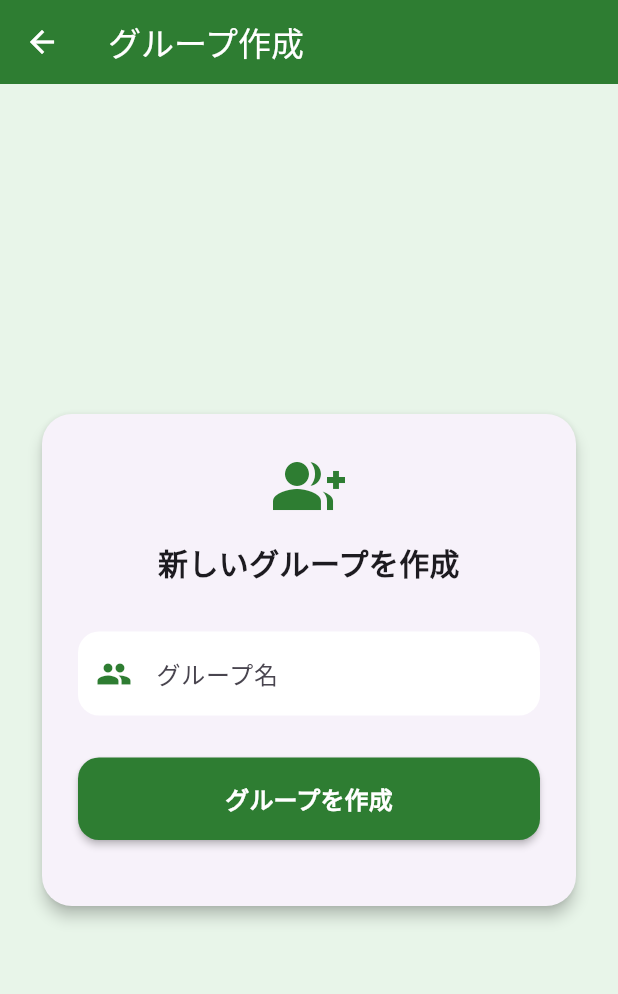
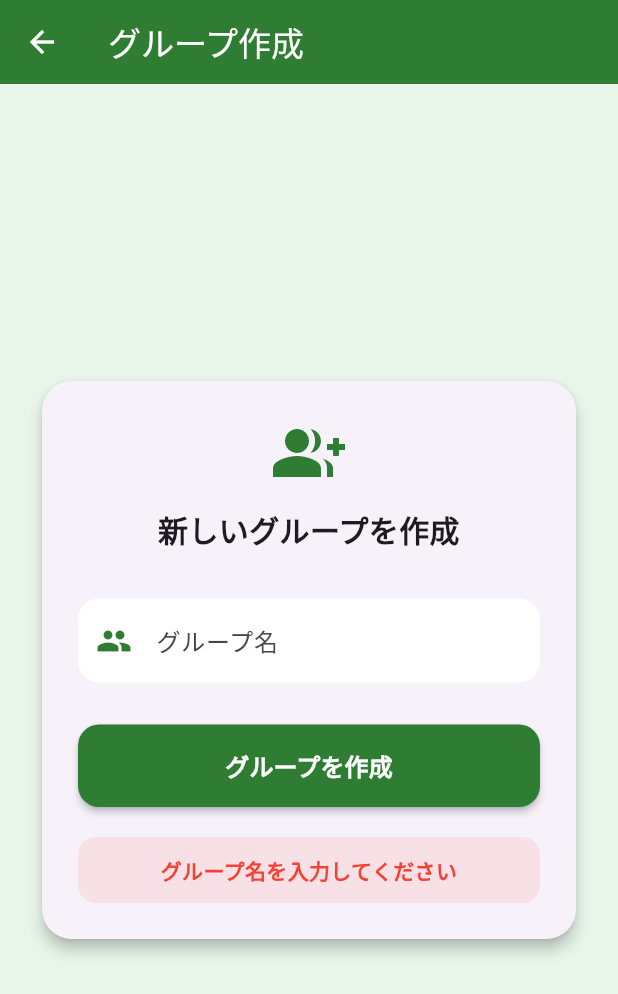
Before and after one commit to s-fujiiiiiiiii/safety, a Flutter app: the GroupCreatePage screen opened directly with empty values, after a tap on "グループを作成", on a phone screen of 412 x 824 dp. Shown: the top 994 px of the screen. Run offline on Flutter 3.47's test engine with Material 3 defaults, Android fonts, the phone set to English and light mode, and no system bars; our stand-ins replace flutter_map, latlong2.

```diff
--- a/frontend/lib/group_create_page.dart
+++ b/frontend/lib/group_create_page.dart
@@ -13,22 +13,61 @@ class GroupCreatePage extends StatefulWidget {
 class _GroupCreatePageState extends State<GroupCreatePage> {
   final ctrl = TextEditingController();
   String message = "";
+  bool loading = false;
 
   static const mainGreen = Color(0xFF2E7D32);
   static const lightGreen = Color(0xFFE8F5E9);
 
   Future<void> createGroup() async {
-    final res = await http.post(
-      Uri.parse("http://10.251.197.125:8000/api/create_group/"),
+    if (ctrl.text.isEmpty) {
+      setState(() => message = "グループ名を入力してください");
+      return;
+    }
+
+    setState(() {
+      loading = true;
+      message = "";
+    });
+
+    try {
+      final res = await http
+          .post(
+            Uri.parse("http://10.251.197.126:8000/api/create_group/"),
             headers: {"Content-Type": "application/json"},
             body: jsonEncode({
               "user_id": widget.userId,
               "group_name": ctrl.text,
             }),
-    );
+          )
+          .timeout(const Duration(seconds: 5));
 
       final data = jsonDecode(res.body);
-    setState(() => message = data["message"]);
+
+      if (!mounted) return;
+
+      setState(() {
+        message = data["message"] ?? "作成しました";
+        loading = false;
+      });
+
+      if (res.statusCode == 200 || res.statusCode == 201) {
+        Future.delayed(const Duration(milliseconds: 800), () {
+          Navigator.pop(context, true);
+        });
+      }
+    } catch (e) {
+      if (!mounted) return;
+      setState(() {
+        message = "通信エラーが発生しました";
+        loading = false;
+      });
+    }
+  }
+
+  @override
+  void dispose() {
+    ctrl.dispose();
+    super.dispose();
   }
 
   @override
@@ -53,9 +92,7 @@ class _GroupCreatePageState extends State<GroupCreatePage> {
               child: Column(
                 crossAxisAlignment: CrossAxisAlignment.stretch,
                 children: [
-                  // タイトル
-                  const Icon(Icons.group_add,
-                      size: 48, color: mainGreen),
+                  const Icon(Icons.group_add, size: 48, color: mainGreen),
                   const SizedBox(height: 12),
                   const Text(
                     "新しいグループを作成",
@@ -68,7 +105,6 @@ class _GroupCreatePageState extends State<GroupCreatePage> {
 
                   const SizedBox(height: 32),
 
-                  // グループ名入力
                   TextField(
                     controller: ctrl,
                     decoration: InputDecoration(
@@ -91,9 +127,8 @@ class _GroupCreatePageState extends State<GroupCreatePage> {
 
                   const SizedBox(height: 28),
 
-                  // 作成ボタン
                   ElevatedButton(
-                    onPressed: createGroup,
+                    onPressed: loading ? null : createGroup,
                     style: ElevatedButton.styleFrom(
                       backgroundColor: mainGreen,
                       foregroundColor: Colors.white,
@@ -103,7 +138,11 @@ class _GroupCreatePageState extends State<GroupCreatePage> {
                       ),
                       elevation: 2,
                     ),
-                    child: const Text(
+                    child: loading
+                        ? const CircularProgressIndicator(
+                            color: Colors.white,
+                          )
+                        : const Text(
                             "グループを作成",
                             style: TextStyle(
                               fontSize: 16,
@@ -114,12 +153,12 @@ class _GroupCreatePageState extends State<GroupCreatePage> {
 
                   const SizedBox(height: 20),
 
-                  // メッセージ
                   if (message.isNotEmpty)
                     Container(
                       padding: const EdgeInsets.all(12),
                       decoration: BoxDecoration(
-                        color: message.contains("成功")
+                        color: message.contains("成功") ||
+                                message.contains("作成")
                             ? Colors.green.withOpacity(0.1)
                             : Colors.red.withOpacity(0.1),
                         borderRadius: BorderRadius.circular(12),
@@ -128,7 +167,8 @@ class _GroupCreatePageState extends State<GroupCreatePage> {
                         message,
                         textAlign: TextAlign.center,
                         style: TextStyle(
-                          color: message.contains("成功")
+                          color: message.contains("成功") ||
+                                  message.contains("作成")
                               ? Colors.green
                               : Colors.red,
                           fontWeight: FontWeight.bold,
--- a/frontend/lib/login.dart
+++ b/frontend/lib/login.dart
@@ -33,6 +33,9 @@ class _LoginPageState extends State<LoginPage> {
         }),
       );
 
+      // 🔽 ここが超重要（画面が生きてるか確認）
+      if (!mounted) return;
+
       final data = jsonDecode(res.body);
 
       if (res.statusCode == 200) {
@@ -51,6 +54,9 @@ class _LoginPageState extends State<LoginPage> {
         });
       }
     } catch (e) {
+      // 🔽 catch の中でも mounted チェック
+      if (!mounted) return;
+
       setState(() {
         message = "通信エラーが発生しました";
       });
```
Also changed, not shown: frontend/lib/group_join_page.dart (+11 -4 lines), frontend/lib/group_list_page.dart (+30 -5 lines), frontend/lib/group_member_list_page.dart (+54 -9 lines). Lines whose indentation alone changed are shown as unchanged.
